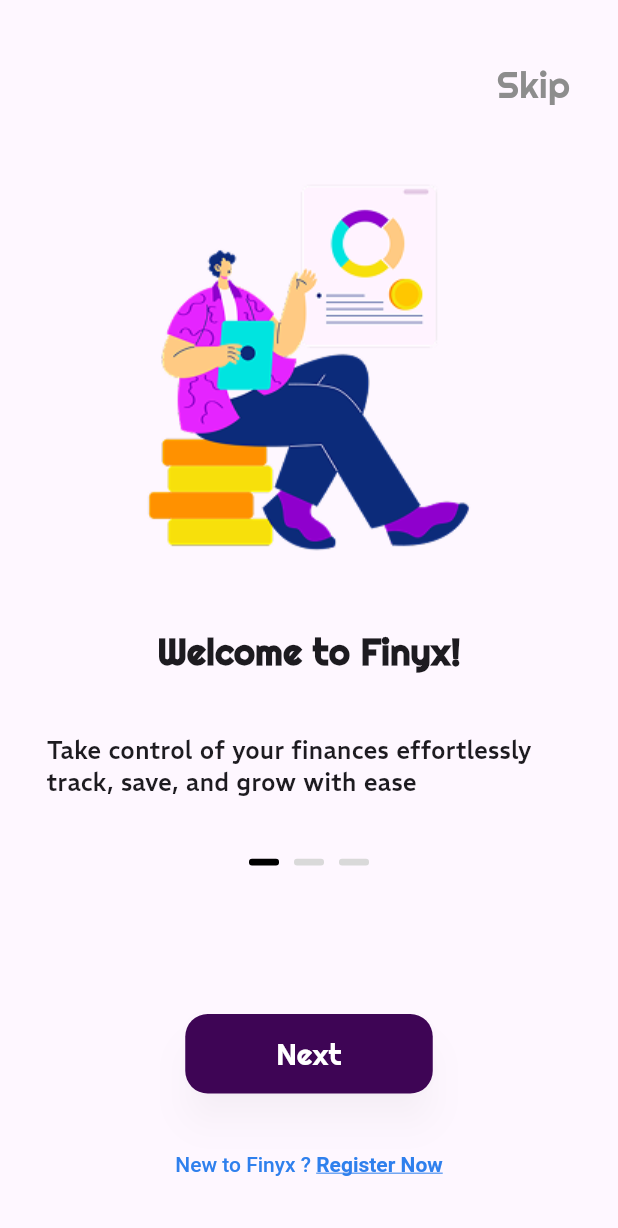
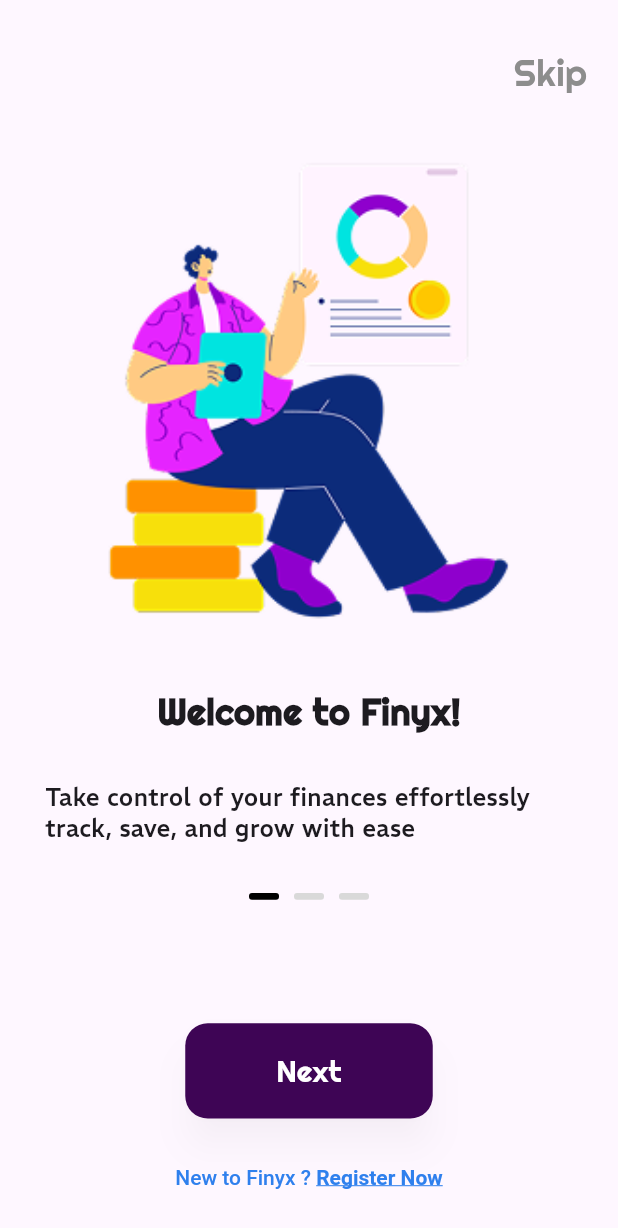
Before and after one commit to rababhamdyy-SmartFinancialManagement/finyx_mobile_app, a Flutter app: the screen it shows after launch, on a phone screen of 412 x 824 dp. Shown: the top 1228 px of the screen. Run offline on Flutter 3.47's test engine with Material 3 defaults, Android fonts, the light colour scheme and no system bars.

Commit message:
add mediaQuery

```diff
--- a/lib/views/first_view.dart
+++ b/lib/views/first_view.dart
@@ -11,6 +11,9 @@
 
   @override
   Widget build(BuildContext context) {
+    double screenWidth = MediaQuery.of(context).size.width;
+    double screenHeight = MediaQuery.of(context).size.height;
+
     return Scaffold(
       body: SafeArea(
         child: Column(
@@ -20,16 +23,18 @@
             SkipWidget(),
             Image.asset(
               "assets/images/financial_planning_1.png",
-              fit: BoxFit.cover,
+              width: screenWidth * 0.8,
+              height: screenHeight * 0.4,
+              fit: BoxFit.contain,
             ),
-            GreetingWidget(greetingText: "Welcome to Finyx!", fontSize: 24),
+            GreetingWidget(greetingText: "Welcome to Finyx!", fontSize: 30),
             GreetingMessageWidget(
               greetingMessage:
                   "Take control of your finances effortlessly track, save, and grow with ease",
             ),
             Indicator(selectedIndex: 0),
             SizedBox(height: 20),
-            ButtonWidget(text: "Next", size: Size(165, 53)),
+            ButtonWidget(text: "Next", width: 165,height: 53,),
             RegisterText(),
           ],
         ),
--- a/lib/widgets/button_widget.dart
+++ b/lib/widgets/button_widget.dart
@@ -2,16 +2,31 @@
 
 class ButtonWidget extends StatelessWidget {
   final String text;
-  final Size size;
-  const ButtonWidget({super.key, required this.text,required this.size});
+  final double width;
+  final double height;
+
+  const ButtonWidget({
+    super.key,
+    required this.text,
+    required this.width,
+    required this.height,
+  });
 
   @override
   Widget build(BuildContext context) {
+    double screenWidth = MediaQuery.of(context).size.width;
+    double screenHeight = MediaQuery.of(context).size.height;
+
+    double buttonWidth = screenWidth > 600 ? width * 1.2 : width;
+    double buttonHeight = screenHeight > 600 ? height * 1.2 : height;
+
+    double fontSize = screenWidth > 600 ? 22 : 20;
+
     return ElevatedButton(
       onPressed: () {},
       style: ElevatedButton.styleFrom(
         backgroundColor: Color(0xFF3E0555),
-        fixedSize: size,
+        fixedSize: Size(buttonWidth, buttonHeight),
         shape: RoundedRectangleBorder(borderRadius: BorderRadius.circular(15)),
         shadowColor: Color(0xFF000000).withAlpha(40),
         elevation: 10,
@@ -19,7 +34,7 @@
       child: Text(
         text,
         style: TextStyle(
-          fontSize: 20,
+          fontSize: fontSize,
           fontFamily: "Righteous",
           fontWeight: FontWeight.w400,
           color: Colors.white,
--- a/lib/widgets/greeting_message_widget.dart
+++ b/lib/widgets/greeting_message_widget.dart
@@ -2,28 +2,26 @@
 
 class GreetingMessageWidget extends StatelessWidget {
   final String greetingMessage;
-  const GreetingMessageWidget({
-    super.key,
-    required this.greetingMessage,
-  });
+
+  const GreetingMessageWidget({super.key, required this.greetingMessage});
 
   @override
   Widget build(BuildContext context) {
-    return Align(
-      alignment: Alignment.center,
-      child: SizedBox(
-        width: 350,
+    double screenWidth = MediaQuery.of(context).size.width;
+    double responsiveFontSize = screenWidth > 600 ? 18 : 16;
+
+    return Padding(
+      padding: const EdgeInsets.symmetric(horizontal: 30.0),
       child: Text(
         greetingMessage,
         style: TextStyle(
-            fontSize: 16,
+          fontSize: responsiveFontSize,
           fontWeight: FontWeight.w500,
           fontFamily: "REM",
         ),
-          textAlign: TextAlign.left,
+        textAlign: TextAlign.start,
         softWrap: true,
         strutStyle: StrutStyle(forceStrutHeight: true, height: 1.5),
-        ),
       ),
     );
   }
--- a/lib/widgets/greeting_widget.dart
+++ b/lib/widgets/greeting_widget.dart
@@ -3,6 +3,7 @@
 class GreetingWidget extends StatelessWidget {
   final String greetingText;
   final double fontSize;
+
   const GreetingWidget({
     super.key,
     required this.greetingText,
@@ -11,10 +12,13 @@
 
   @override
   Widget build(BuildContext context) {
+    double screenWidth = MediaQuery.of(context).size.width;
+    double responsiveFontSize = screenWidth > 600 ? fontSize : 24;
+
     return Text(
       greetingText,
       style: TextStyle(
-        fontSize: fontSize,
+        fontSize: responsiveFontSize,
         fontWeight: FontWeight.bold,
         fontFamily: "Righteous",
       ),
--- a/lib/widgets/indicator_widget.dart
+++ b/lib/widgets/indicator_widget.dart
@@ -3,21 +3,24 @@
 class Indicator extends StatelessWidget {
   final int selectedIndex;
 
-  const Indicator({
-    required this.selectedIndex,
-    super.key,
-  });
+  const Indicator({required this.selectedIndex, super.key});
 
   @override
   Widget build(BuildContext context) {
+    double screenWidth = MediaQuery.of(context).size.width;
+
+    double indicatorWidth = screenWidth > 600 ? 24 : 20;
+    double indicatorHeight = screenWidth > 600 ? 5 : 4.5;
+    double margin = screenWidth > 600 ? 8 : 5;
+
     return Row(
       mainAxisAlignment: MainAxisAlignment.center,
       children: List.generate(
         3,
         (index) => Container(
-          margin: EdgeInsets.symmetric(horizontal: 5),
-          width: 20,
-          height: 4.5,
+          margin: EdgeInsets.symmetric(horizontal: margin),
+          width: indicatorWidth,
+          height: indicatorHeight,
           decoration: BoxDecoration(
             color: index == selectedIndex ? Colors.black : Color(0xFFD9D9D9),
             borderRadius: BorderRadius.circular(2.0),
--- a/lib/widgets/register_text_widget.dart
+++ b/lib/widgets/register_text_widget.dart
@@ -6,10 +6,13 @@
 
   @override
   Widget build(BuildContext context) {
+    double screenWidth = MediaQuery.of(context).size.width;
+    double fontSize = screenWidth > 600 ? 16 : 14;
+
     return RichText(
       text: TextSpan(
         style: TextStyle(
-          fontSize: 14,
+          fontSize: fontSize,
           fontFamily: "Poppins",
           color: Color(0xFF2F80ED),
         ),
@@ -24,13 +27,11 @@
               fontWeight: FontWeight.bold,
               decoration: TextDecoration.underline,
             ),
-            recognizer: TapGestureRecognizer()
-              ..onTap = () {
-                Navigator.pushNamed(
-                  context,
-                  '/sign_up',
-                );
-              },
+            recognizer:
+                TapGestureRecognizer()
+                  ..onTap = () {
+                    Navigator.pushNamed(context, '/sign_up');
+                  },
           ),
         ],
       ),
--- a/lib/widgets/skip_widget.dart
+++ b/lib/widgets/skip_widget.dart
@@ -5,8 +5,11 @@
 
   @override
   Widget build(BuildContext context) {
+
+    double screenWidth = MediaQuery.of(context).size.width;
+
     return Padding(
-      padding: const EdgeInsets.fromLTRB(0, 0, 32, 0),
+      padding: EdgeInsets.fromLTRB(0, 0, screenWidth * 0.05, 0),
       child: Align(
         alignment: Alignment.topRight,
         child: GestureDetector(
@@ -16,7 +19,7 @@
           child: Text(
             "Skip",
             style: TextStyle(
-              fontSize: 24,
+              fontSize: screenWidth > 600 ? 28 : 24,
               fontWeight: FontWeight.w400,
               fontFamily: "Righteous",
               color: Color(0xFF8D8D8D),
```
Lines whose indentation alone changed are shown as unchanged.
